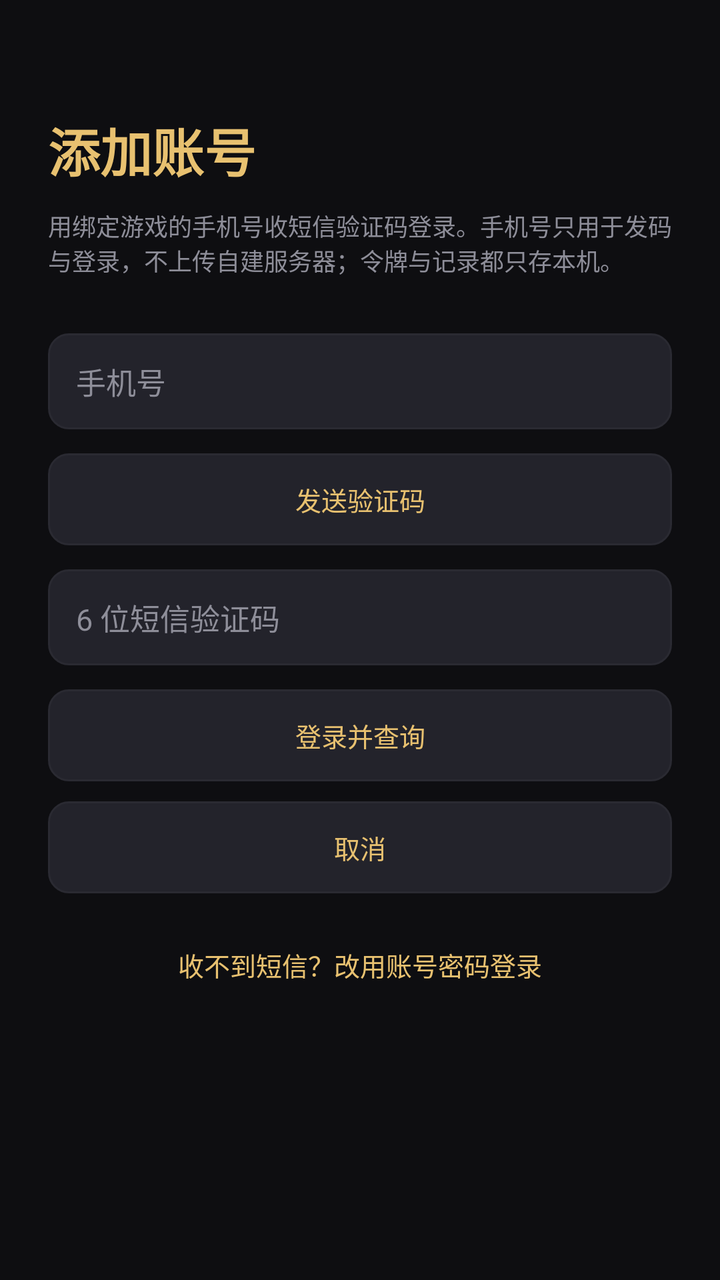
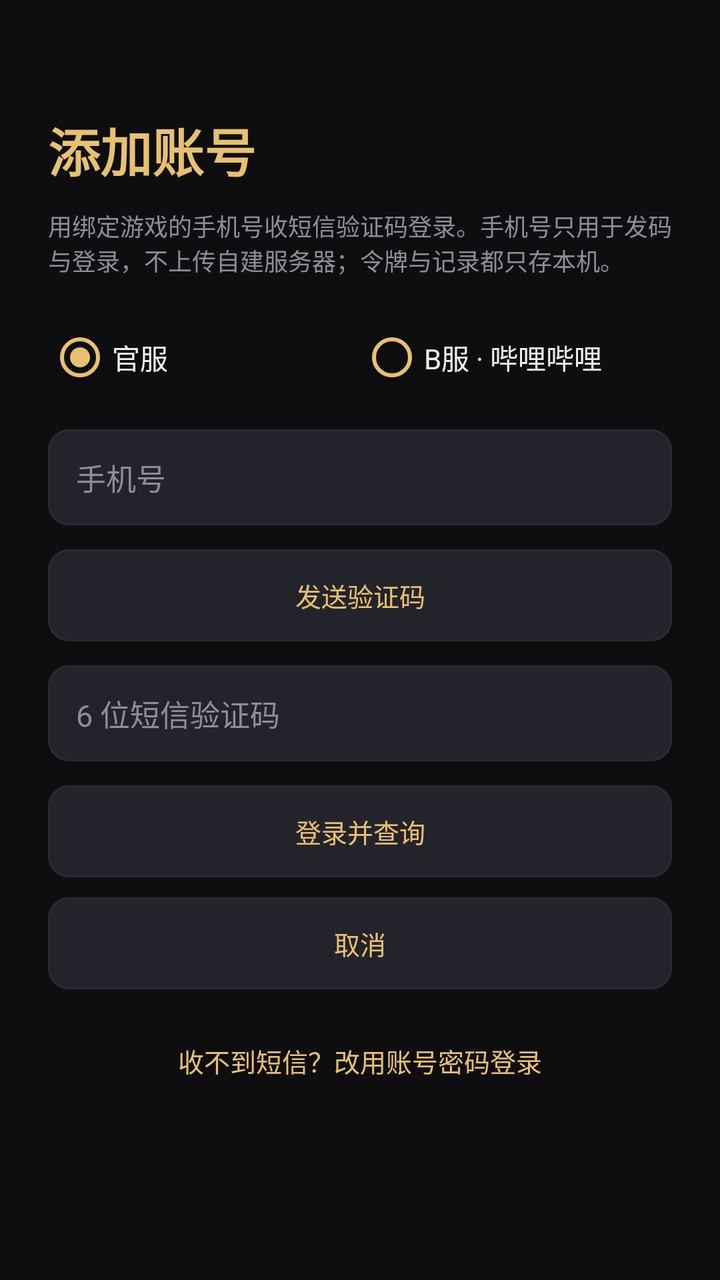

Screens rendered from an Android XML layout before and after an edit, with the pre-edit source and the edit as a unified diff.
<!-- AndroidManifest.xml: application theme Theme.XKL -->
<!-- res/layout/activity_login.xml -->
<?xml version="1.0" encoding="utf-8"?>
<ScrollView xmlns:android="http://schemas.android.com/apk/res/android"
    android:layout_width="match_parent"
    android:layout_height="match_parent"
    android:background="@color/bg"
    android:fillViewport="true">

    <LinearLayout
        android:layout_width="match_parent"
        android:layout_height="wrap_content"
        android:orientation="vertical"
        android:padding="24dp">

        <TextView
            android:layout_width="wrap_content"
            android:layout_height="wrap_content"
            android:layout_marginTop="32dp"
            android:text="@string/login_title_add"
            android:textColor="@color/gold"
            android:textSize="26sp"
            android:textStyle="bold" />

        <TextView
            android:layout_width="match_parent"
            android:layout_height="wrap_content"
            android:layout_marginTop="10dp"
            android:text="@string/login_hint"
            android:textColor="@color/text_dim"
            android:textSize="12sp" />

        <EditText
            android:id="@+id/phone_input"
            android:layout_width="match_parent"
            android:layout_height="48dp"
            android:layout_marginTop="28dp"
            android:background="@drawable/bg_input"
            android:hint="@string/login_phone_hint"
            android:inputType="phone"
            android:maxLength="11"
            android:paddingStart="14dp"
            android:paddingEnd="14dp"
            android:textColor="@color/text"
            android:textSize="15sp" />

        <androidx.appcompat.widget.AppCompatButton
            android:id="@+id/send_button"
            style="@style/XklButton"
            android:layout_width="match_parent"
            android:layout_height="46dp"
            android:layout_marginTop="12dp"
            android:text="@string/login_send_code" />

        <EditText
            android:id="@+id/code_input"
            android:layout_width="match_parent"
            android:layout_height="48dp"
            android:layout_marginTop="12dp"
            android:background="@drawable/bg_input"
            android:hint="@string/login_code_hint"
            android:inputType="number"
            android:maxLength="6"
            android:paddingStart="14dp"
            android:paddingEnd="14dp"
            android:textColor="@color/text"
            android:textSize="15sp" />

        <EditText
            android:id="@+id/pwd_input"
            android:layout_width="match_parent"
            android:layout_height="48dp"
            android:layout_marginTop="12dp"
            android:background="@drawable/bg_input"
            android:hint="@string/login_pwd_hint"
            android:inputType="textPassword"
            android:maxLength="32"
            android:paddingStart="14dp"
            android:paddingEnd="14dp"
            android:textColor="@color/text"
            android:textSize="15sp"
            android:visibility="gone" />

        <androidx.appcompat.widget.AppCompatButton
            android:id="@+id/login_button"
            style="@style/XklButton"
            android:layout_width="match_parent"
            android:layout_height="46dp"
            android:layout_marginTop="12dp"
            android:text="@string/login_submit" />

        <androidx.appcompat.widget.AppCompatButton
            android:id="@+id/cancel_button"
            style="@style/XklButton"
            android:layout_width="match_parent"
            android:layout_height="46dp"
            android:layout_marginTop="10dp"
            android:text="@string/login_cancel" />

        <TextView
            android:id="@+id/pwd_note"
            android:layout_width="match_parent"
            android:layout_height="wrap_content"
            android:layout_marginTop="14dp"
            android:text="@string/login_pwd_note"
            android:textColor="@color/text_dim"
            android:textSize="11sp"
            android:visibility="gone" />

        <TextView
            android:id="@+id/mode_switch"
            android:layout_width="match_parent"
            android:layout_height="wrap_content"
            android:layout_marginTop="18dp"
            android:gravity="center"
            android:paddingTop="8dp"
            android:paddingBottom="8dp"
            android:text="@string/login_switch_to_pwd"
            android:textColor="@color/gold"
            android:textSize="13sp" />

        <TextView
            android:id="@+id/status_view"
            android:layout_width="match_parent"
            android:layout_height="wrap_content"
            android:layout_marginTop="16dp"
            android:textColor="@color/text_dim"
            android:textSize="13sp" />
    </LinearLayout>
</ScrollView>
<!-- resources referenced by this layout -->
<resources>
  <color name="bg">#0E0E11</color>
  <color name="gold">#E8C170</color>
  <color name="text">#F2F2F5</color>
  <color name="text_dim">#8E8E99</color>
  <!-- drawable bg_input (drawable) -->
  <?xml version="1.0" encoding="utf-8"?>
  <shape xmlns:android="http://schemas.android.com/apk/res/android">
      <solid android:color="@color/pill" />
      <corners android:radius="10dp" />
      <stroke android:width="1dp" android:color="@color/card_stroke" />
  </shape>
  <string name="login_cancel">取消</string>
  <string name="login_code_hint">6 位短信验证码</string>
  <string name="login_hint">用绑定游戏的手机号收短信验证码登录。手机号只用于发码与登录，不上传自建服务器；令牌与记录都只存本机。</string>
  <string name="login_phone_hint">手机号</string>
  <string name="login_pwd_hint">密码</string>
  <string name="login_pwd_note">密码只在本机算一次 MD5 用于官方登录接口，不保存、不上传自建服务器，登录成功后立即丢弃。</string>
  <string name="login_send_code">发送验证码</string>
  <string name="login_submit">登录并查询</string>
  <string name="login_switch_to_pwd">收不到短信？改用账号密码登录</string>
  <string name="login_title_add">添加账号</string>
  <style name="Theme.XKL" parent="Theme.MaterialComponents.NoActionBar">
          <item name="android:windowBackground">@color/bg</item>
          
          <item name="android:statusBarColor">@color/bg</item>
          
          <item name="android:windowLightStatusBar">false</item>
          <item name="android:navigationBarColor">@color/bg</item>
          <item name="android:windowLightNavigationBar">false</item>
          <item name="android:colorBackground">@color/bg</item>
          <item name="colorPrimary">@color/gold</item>
          <item name="colorPrimaryDark">@color/bg</item>
          <item name="colorAccent">@color/gold</item>
          <item name="colorSurface">@color/card</item>
          <item name="colorOnSurface">@color/text</item>
          <item name="android:textColorPrimary">@color/text</item>
          <item name="android:textColorSecondary">@color/text_dim</item>
          <item name="android:textColorHint">@color/text_dim</item>
          
          <item name="materialAlertDialogTheme">@style/Theme.XKL.Dialog</item>
          <item name="alertDialogTheme">@style/Theme.XKL.Dialog</item>
          <item name="android:alertDialogTheme">@style/Theme.XKL.Dialog</item>
      </style>
  <color name="pill">#23232B</color>
  <color name="card_stroke">#2A2A32</color>
  <!-- drawable bg_btn (drawable) -->
  <?xml version="1.0" encoding="utf-8"?>
  <shape xmlns:android="http://schemas.android.com/apk/res/android">
      <solid android:color="@color/pill" />
      <corners android:radius="10dp" />
      <stroke android:width="1dp" android:color="@color/card_stroke" />
  </shape>
  <color name="card">#17171C</color>
  <style name="Shape.XKL.Dialog" parent="">
          <item name="cornerFamily">rounded</item>
          <item name="cornerSize">14dp</item>
      </style>
  <style name="XklDialogTitle" parent="MaterialAlertDialog.MaterialComponents.Title.Text">
          <item name="android:textColor">@color/gold</item>
          <item name="android:textSize">18sp</item>
          <item name="android:textStyle">bold</item>
      </style>
  <style name="XklDialogBody" parent="MaterialAlertDialog.MaterialComponents.Body.Text">
          <item name="android:textColor">@color/text</item>
          <item name="android:textSize">14sp</item>
          <item name="android:lineSpacingExtra">2dp</item>
      </style>
  <!-- unchanged entries left out for length: 2 -->
</resources>

<!-- the commit's change to res/layout/activity_login.xml (unified diff, before → after) -->
@@ -21,6 +21,7 @@
             android:textStyle="bold" />
 
         <TextView
+            android:id="@+id/login_hint"
             android:layout_width="match_parent"
             android:layout_height="wrap_content"
             android:layout_marginTop="10dp"
@@ -28,11 +29,38 @@
             android:textColor="@color/text_dim"
             android:textSize="12sp" />
 
+        <RadioGroup
+            android:id="@+id/channel_group"
+            android:layout_width="match_parent"
+            android:layout_height="wrap_content"
+            android:layout_marginTop="16dp"
+            android:orientation="horizontal">
+
+            <RadioButton
+                android:id="@+id/channel_official"
+                android:layout_width="0dp"
+                android:layout_height="48dp"
+                android:layout_weight="1"
+                android:buttonTint="@color/gold"
+                android:checked="true"
+                android:text="@string/channel_official"
+                android:textColor="@color/text" />
+
+            <RadioButton
+                android:id="@+id/channel_bili"
+                android:layout_width="0dp"
+                android:layout_height="48dp"
+                android:layout_weight="1"
+                android:buttonTint="@color/gold"
+                android:text="@string/channel_bili"
+                android:textColor="@color/text" />
+        </RadioGroup>
+
         <EditText
             android:id="@+id/phone_input"
             android:layout_width="match_parent"
             android:layout_height="48dp"
-            android:layout_marginTop="28dp"
+            android:layout_marginTop="12dp"
             android:background="@drawable/bg_input"
             android:hint="@string/login_phone_hint"
             android:inputType="phone"
@@ -66,6 +94,7 @@
 
         <EditText
             android:id="@+id/pwd_input"
+            android:saveEnabled="false"
             android:layout_width="match_parent"
             android:layout_height="48dp"
             android:layout_marginTop="12dp"
<!-- resource entries referenced after the edit -->
@@ -11,6 +11,8 @@
       <corners android:radius="10dp" />
       <stroke android:width="1dp" android:color="@color/card_stroke" />
   </shape>
+  <string name="channel_bili">B服 · 哔哩哔哩</string>
+  <string name="channel_official">官服</string>
   <string name="login_cancel">取消</string>
   <string name="login_code_hint">6 位短信验证码</string>
   <string name="login_hint">用绑定游戏的手机号收短信验证码登录。手机号只用于发码与登录，不上传自建服务器；令牌与记录都只存本机。</string>
@@ -21,14 +23,23 @@
   <string name="login_submit">登录并查询</string>
   <string name="login_switch_to_pwd">收不到短信？改用账号密码登录</string>
   <string name="login_title_add">添加账号</string>
-  <style name="Theme.XKL" parent="Theme.MaterialComponents.NoActionBar">
+  <style name="Theme.XKL" parent="Base.Theme.XKL" />
+  <color name="pill">#23232B</color>
+  <color name="card_stroke">#2A2A32</color>
+  <!-- drawable bg_btn (drawable) -->
+  <?xml version="1.0" encoding="utf-8"?>
+  <shape xmlns:android="http://schemas.android.com/apk/res/android">
+      <solid android:color="@color/pill" />
+      <corners android:radius="10dp" />
+      <stroke android:width="1dp" android:color="@color/card_stroke" />
+  </shape>
+  <style name="Base.Theme.XKL" parent="Theme.MaterialComponents.NoActionBar">
           <item name="android:windowBackground">@color/bg</item>
           
           <item name="android:statusBarColor">@color/bg</item>
           
           <item name="android:windowLightStatusBar">false</item>
           <item name="android:navigationBarColor">@color/bg</item>
-          <item name="android:windowLightNavigationBar">false</item>
           <item name="android:colorBackground">@color/bg</item>
           <item name="colorPrimary">@color/gold</item>
           <item name="colorPrimaryDark">@color/bg</item>
@@ -43,15 +54,6 @@
           <item name="alertDialogTheme">@style/Theme.XKL.Dialog</item>
           <item name="android:alertDialogTheme">@style/Theme.XKL.Dialog</item>
       </style>
-  <color name="pill">#23232B</color>
-  <color name="card_stroke">#2A2A32</color>
-  <!-- drawable bg_btn (drawable) -->
-  <?xml version="1.0" encoding="utf-8"?>
-  <shape xmlns:android="http://schemas.android.com/apk/res/android">
-      <solid android:color="@color/pill" />
-      <corners android:radius="10dp" />
-      <stroke android:width="1dp" android:color="@color/card_stroke" />
-  </shape>
   <color name="card">#17171C</color>
   <style name="Shape.XKL.Dialog" parent="">
           <item name="cornerFamily">rounded</item>
